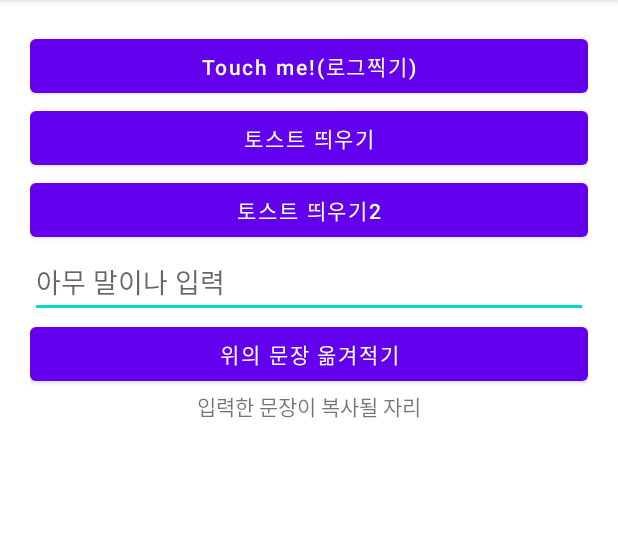
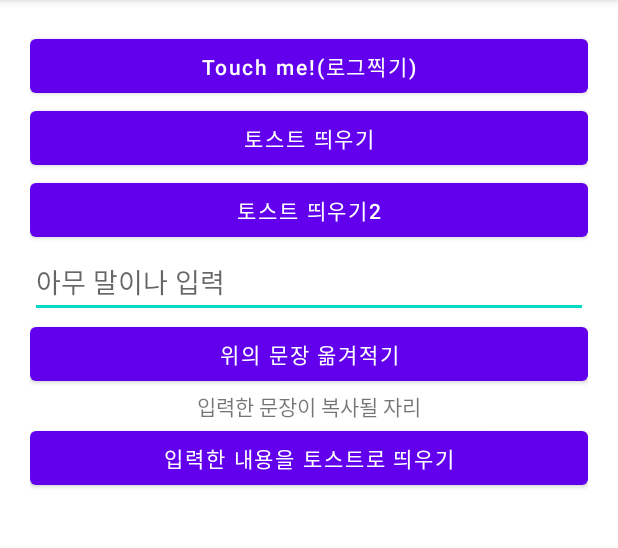
Before and after one commit to ujin-Bang/kotlinbasic_20111102, an Android app: the screen it shows after launch (MainActivity), on a phone screen of 412 x 824 dp, the part 84-632 px from its top. Run offline under Robolectric (Android 15) with nearby library versions, the phone set to English and light mode, and no system bars.

Commit message:
변수 활용 다른 예시 - 토슽의 활용

```diff
--- a/app/src/main/java/com/neppplus/kotlinbasic_20111102/MainActivity.kt
+++ b/app/src/main/java/com/neppplus/kotlinbasic_20111102/MainActivity.kt
@@ -41,5 +41,12 @@ class MainActivity : AppCompatActivity() {
 //            2. 텍스트뷰에 알아낸 내용을 세팅. => 메모해둔 내용을 => 텍스트뷰의 text 속성에 대입
             txtCopyResult.text = inputContent
         }
+
+        btncontentToast.setOnClickListener {
+            val inputContent =edtContent.text.toString()
+
+            Toast.makeText(this, inputContent, Toast.LENGTH_SHORT).show()
+
+        }
     }
 }
--- a/app/src/main/res/layout/activity_main.xml
+++ b/app/src/main/res/layout/activity_main.xml
@@ -46,5 +46,11 @@
         android:gravity="center"
         android:text="입력한 문장이 복사될 자리"/>
 
+    <Button
+        android:id="@+id/btncontentToast"
+        android:layout_width="match_parent"
+        android:layout_height="wrap_content"
+        android:text="입력한 내용을 토스트로 띄우기" />
+
 
 </LinearLayout>
```
